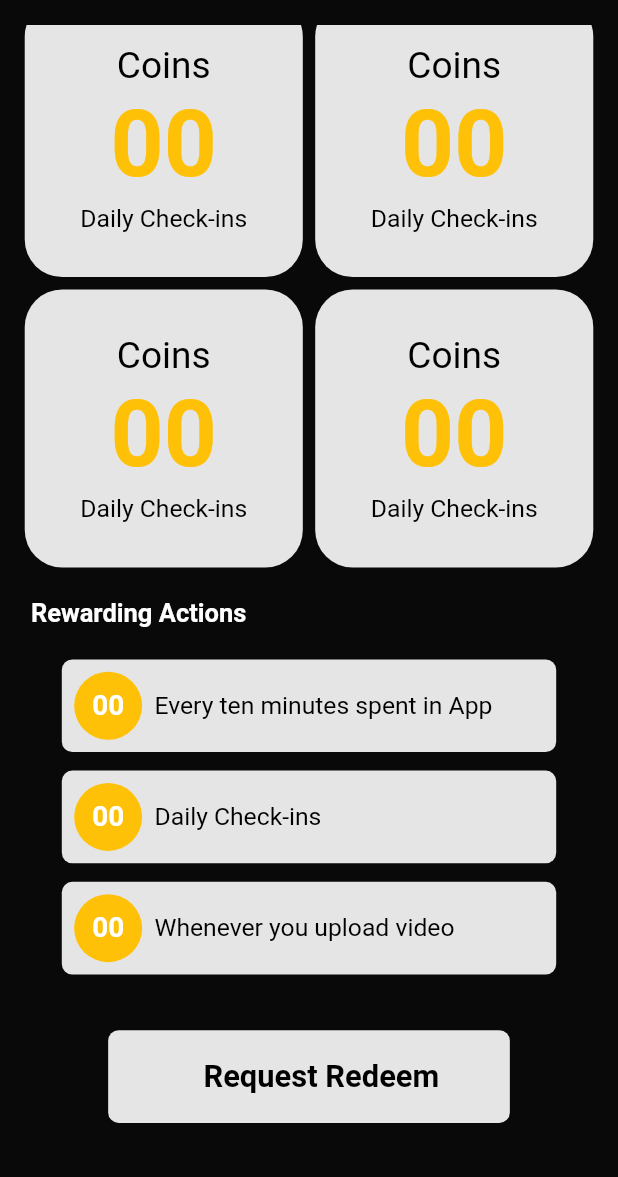
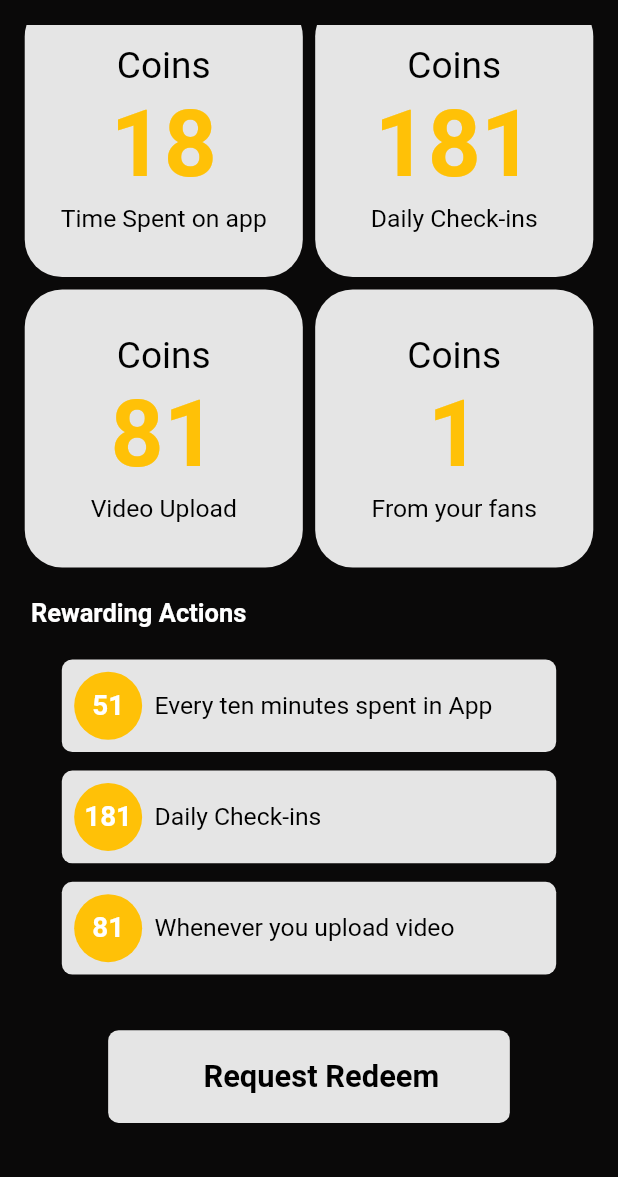
Before and after one commit to sank4lp55/wallet, a Flutter app: the screen it shows after launch, scrolled down 507 dp, on a phone screen of 412 x 824 dp, the part 59-1236 px from its top. Run offline on Flutter 3.47's test engine with Material 2 defaults, Android fonts, the phone set to English and light mode, and no system bars; our stand-ins replace get; missing offline and left inert: dart:ffi.

Commit message:
wallet model

```diff
--- /dev/null
+++ b/lib/_mock_data/mock.dart
@@ -0,0 +1,3 @@
+import 'package:wallet/models/wallet.dart';
+
+WalletModel currentUserWallet = WalletModel(45, 48, 81, 18, 181, 81, 1, 51);
--- a/lib/wallet_view.dart
+++ b/lib/wallet_view.dart
@@ -3,10 +3,12 @@ import 'dart:ui';
 import 'package:flutter/cupertino.dart';
 import 'package:flutter/material.dart';
 import 'package:get/get.dart';
+import 'package:wallet/_mock_data/mock.dart';
 import 'package:wallet/utils/constants.dart';
 import 'dart:ui';
 
 import 'controllers/wallet_controller.dart';
+import 'dart:ui';
 
 class WalletPage extends StatefulWidget {
   const WalletPage({super.key});
@@ -55,9 +57,7 @@ class _WalletPageState extends State<WalletPage> {
                       ],
                     ),
                     child: GestureDetector(
-                      onTap: () {
-                        c.addCoins();
-                      },
+                      onTap: () {},
                       child: Container(
                         width: size.width * 0.44,
                         height: size.width * 0.44,
@@ -71,7 +71,7 @@ class _WalletPageState extends State<WalletPage> {
                           mainAxisAlignment: MainAxisAlignment.center,
                           children: [
                             Container(
-                                child: Text("00",
+                                child: Text("${currentUserWallet.yourCoins}",
                                     style: TextStyle(
                                         fontSize: size.width * 0.12,
                                         color: Colors.white,
@@ -110,7 +110,7 @@ class _WalletPageState extends State<WalletPage> {
                     ),
                     child: GestureDetector(
                       onTap: () {
-                        c.addCoins();
+                        ;
                       },
                       child: Container(
                         width: size.width * 0.55,
@@ -155,7 +155,7 @@ class _WalletPageState extends State<WalletPage> {
                                     color: Colors.black))),
                         SizedBox(height: size.width * 0.005),
                         Container(
-                            child: Text("00",
+                            child: Text("${currentUserWallet.totalEarnings}",
                                 style: TextStyle(
                                     fontWeight: FontWeight.bold,
                                     fontSize: size.width * 0.1,
@@ -184,7 +184,7 @@ class _WalletPageState extends State<WalletPage> {
                                     color: Colors.black))),
                         SizedBox(height: size.width * 0.005),
                         Container(
-                            child: Text("00",
+                            child: Text("${currentUserWallet.totalSpendings}",
                                 style: TextStyle(
                                     fontWeight: FontWeight.bold,
                                     fontSize: size.width * 0.1,
@@ -236,7 +236,7 @@ class _WalletPageState extends State<WalletPage> {
                                     color: Colors.black))),
                         SizedBox(height: size.width * 0.005),
                         Container(
-                            child: Text("00",
+                            child: Text("${currentUserWallet.coinsTimeSpent}",
                                 style: TextStyle(
                                     fontWeight: FontWeight.bold,
                                     fontSize: size.width * 0.15,
@@ -244,7 +244,7 @@ class _WalletPageState extends State<WalletPage> {
                         SizedBox(height: size.width * 0.01),
                         Container(
                             child: Text(
-                          "Daily Check-ins",
+                          "Time Spent on app",
                           style: TextStyle(
                               fontSize: size.width * 0.04, color: Colors.black),
                         )),
@@ -271,7 +271,8 @@ class _WalletPageState extends State<WalletPage> {
                                     color: Colors.black))),
                         SizedBox(height: size.width * 0.005),
                         Container(
-                            child: Text("00",
+                            child: Text(
+                                "${currentUserWallet.coinsDailyCheckIns}",
                                 style: TextStyle(
                                     fontWeight: FontWeight.bold,
                                     fontSize: size.width * 0.15,
@@ -311,7 +312,7 @@ class _WalletPageState extends State<WalletPage> {
                                     color: Colors.black))),
                         SizedBox(height: size.width * 0.005),
                         Container(
-                            child: Text("00",
+                            child: Text("${currentUserWallet.coinsVideoUpload}",
                                 style: TextStyle(
                                     fontWeight: FontWeight.bold,
                                     fontSize: size.width * 0.15,
@@ -319,7 +320,7 @@ class _WalletPageState extends State<WalletPage> {
                         SizedBox(height: size.width * 0.01),
                         Container(
                             child: Text(
-                          "Daily Check-ins",
+                          "Video Upload",
                           style: TextStyle(
                               fontSize: size.width * 0.04, color: Colors.black),
                         )),
@@ -346,7 +347,7 @@ class _WalletPageState extends State<WalletPage> {
                                     color: Colors.black))),
                         SizedBox(height: size.width * 0.005),
                         Container(
-                            child: Text("00",
+                            child: Text("${currentUserWallet.coinsFromFans}",
                                 style: TextStyle(
                                     fontWeight: FontWeight.bold,
                                     fontSize: size.width * 0.15,
@@ -354,7 +355,7 @@ class _WalletPageState extends State<WalletPage> {
                         SizedBox(height: size.width * 0.01),
                         Container(
                             child: Text(
-                          "Daily Check-ins",
+                          "From your fans",
                           style: TextStyle(
                               fontSize: size.width * 0.04, color: Colors.black),
                         )),
@@ -412,7 +413,7 @@ class _WalletPageState extends State<WalletPage> {
                               ),
                               child: Center(
                                   child: Text(
-                                "00",
+                                "${currentUserWallet.coinsEveryTenMinutes}",
                                 style: TextStyle(
                                     color: Colors.white,
                                     fontWeight: FontWeight.bold,
@@ -465,7 +466,7 @@ class _WalletPageState extends State<WalletPage> {
                               ),
                               child: Center(
                                   child: Text(
-                                "00",
+                                "${currentUserWallet.coinsDailyCheckIns}",
                                 style: TextStyle(
                                     color: Colors.white,
                                     fontWeight: FontWeight.bold,
@@ -518,7 +519,7 @@ class _WalletPageState extends State<WalletPage> {
                               ),
                               child: Center(
                                   child: Text(
-                                "00",
+                                "${currentUserWallet.coinsVideoUpload}",
                                 style: TextStyle(
                                     color: Colors.white,
                                     fontWeight: FontWeight.bold,
```
Also changed, not shown: lib/models/wallet.dart (added, +72 -0 lines).
